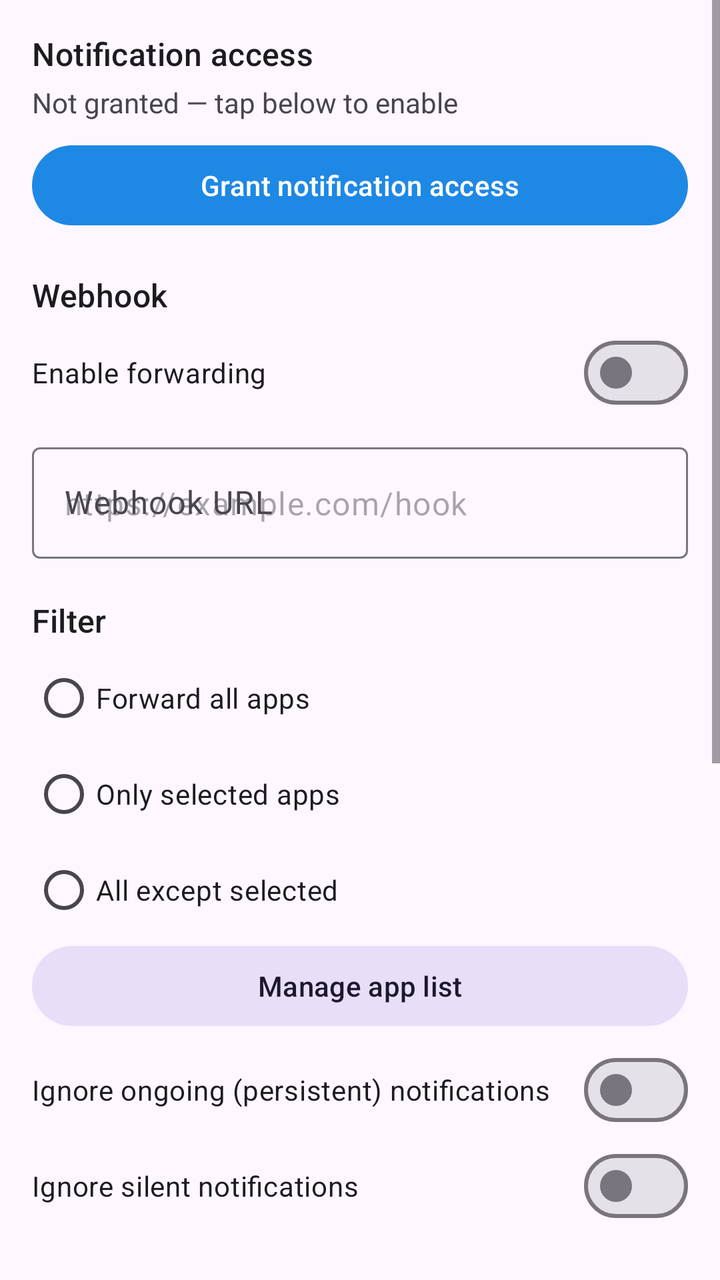
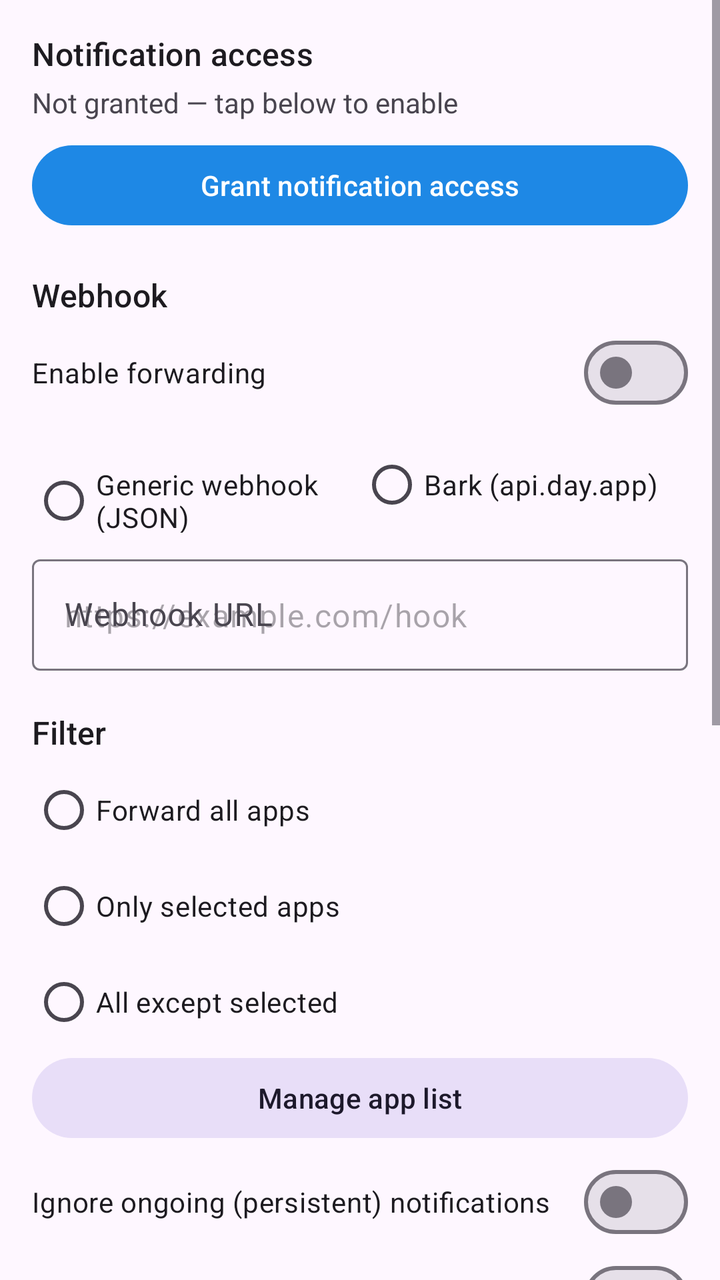

The first picture is an Android layout as it rendered before a commit; the second is the same layout after the commit. The layout source and the unified diff follow.
<!-- AndroidManifest.xml: application theme Theme.NotiShuttle -->
<!-- res/layout/activity_main.xml -->
<?xml version="1.0" encoding="utf-8"?>
<ScrollView xmlns:android="http://schemas.android.com/apk/res/android"
    xmlns:app="http://schemas.android.com/apk/res-auto"
    android:layout_width="match_parent"
    android:layout_height="match_parent"
    android:fillViewport="true">

    <LinearLayout
        android:layout_width="match_parent"
        android:layout_height="wrap_content"
        android:orientation="vertical"
        android:padding="16dp">

        
        <TextView
            android:layout_width="wrap_content"
            android:layout_height="wrap_content"
            android:text="@string/section_access"
            android:textAppearance="?attr/textAppearanceTitleMedium" />

        <TextView
            android:id="@+id/tvAccessStatus"
            android:layout_width="match_parent"
            android:layout_height="wrap_content"
            android:layout_marginTop="4dp"
            android:text="@string/access_status_denied" />

        <com.google.android.material.button.MaterialButton
            android:id="@+id/btnAccess"
            android:layout_width="match_parent"
            android:layout_height="wrap_content"
            android:layout_marginTop="8dp"
            android:text="@string/btn_grant_access" />

        
        <TextView
            android:layout_width="wrap_content"
            android:layout_height="wrap_content"
            android:layout_marginTop="20dp"
            android:text="@string/section_webhook"
            android:textAppearance="?attr/textAppearanceTitleMedium" />

        <com.google.android.material.materialswitch.MaterialSwitch
            android:id="@+id/switchEnabled"
            android:layout_width="match_parent"
            android:layout_height="wrap_content"
            android:layout_marginTop="4dp"
            android:text="@string/label_enabled" />

        <com.google.android.material.textfield.TextInputLayout
            android:id="@+id/tilUrl"
            style="@style/Widget.Material3.TextInputLayout.OutlinedBox"
            android:layout_width="match_parent"
            android:layout_height="wrap_content"
            android:layout_marginTop="8dp"
            android:hint="@string/label_webhook">

            <com.google.android.material.textfield.TextInputEditText
                android:id="@+id/editUrl"
                android:layout_width="match_parent"
                android:layout_height="wrap_content"
                android:hint="@string/hint_webhook"
                android:inputType="textUri"
                android:maxLines="2" />
        </com.google.android.material.textfield.TextInputLayout>

        
        <TextView
            android:layout_width="wrap_content"
            android:layout_height="wrap_content"
            android:layout_marginTop="20dp"
            android:text="@string/section_filter"
            android:textAppearance="?attr/textAppearanceTitleMedium" />

        <RadioGroup
            android:id="@+id/rgFilter"
            android:layout_width="match_parent"
            android:layout_height="wrap_content"
            android:layout_marginTop="4dp"
            android:orientation="vertical">

            <RadioButton
                android:id="@+id/rbAll"
                android:layout_width="match_parent"
                android:layout_height="wrap_content"
                android:text="@string/rb_all" />

            <RadioButton
                android:id="@+id/rbAllowlist"
                android:layout_width="match_parent"
                android:layout_height="wrap_content"
                android:text="@string/rb_allowlist" />

            <RadioButton
                android:id="@+id/rbBlocklist"
                android:layout_width="match_parent"
                android:layout_height="wrap_content"
                android:text="@string/rb_blocklist" />
        </RadioGroup>

        <com.google.android.material.button.MaterialButton
            android:id="@+id/btnManageApps"
            style="@style/Widget.Material3.Button.TonalButton"
            android:layout_width="match_parent"
            android:layout_height="wrap_content"
            android:text="@string/btn_manage_apps" />

        <com.google.android.material.materialswitch.MaterialSwitch
            android:id="@+id/switchIgnoreOngoing"
            android:layout_width="match_parent"
            android:layout_height="wrap_content"
            android:layout_marginTop="4dp"
            android:text="@string/label_ignore_ongoing" />

        <com.google.android.material.materialswitch.MaterialSwitch
            android:id="@+id/switchIgnoreSilent"
            android:layout_width="match_parent"
            android:layout_height="wrap_content"
            android:text="@string/label_ignore_silent" />

        
        <TextView
            android:layout_width="wrap_content"
            android:layout_height="wrap_content"
            android:layout_marginTop="20dp"
            android:text="@string/section_advanced"
            android:textAppearance="?attr/textAppearanceTitleMedium" />

        <com.google.android.material.textfield.TextInputLayout
            style="@style/Widget.Material3.TextInputLayout.OutlinedBox"
            android:layout_width="match_parent"
            android:layout_height="wrap_content"
            android:layout_marginTop="8dp"
            android:hint="@string/label_keyword">

            <com.google.android.material.textfield.TextInputEditText
                android:id="@+id/editKeyword"
                android:layout_width="match_parent"
                android:layout_height="wrap_content"
                android:hint="@string/hint_keyword"
                android:inputType="text" />
        </com.google.android.material.textfield.TextInputLayout>

        <com.google.android.material.textfield.TextInputLayout
            style="@style/Widget.Material3.TextInputLayout.OutlinedBox"
            android:layout_width="match_parent"
            android:layout_height="wrap_content"
            android:layout_marginTop="8dp"
            android:hint="@string/label_secret">

            <com.google.android.material.textfield.TextInputEditText
                android:id="@+id/editSecret"
                android:layout_width="match_parent"
                android:layout_height="wrap_content"
                android:hint="@string/hint_secret"
                android:inputType="text" />
        </com.google.android.material.textfield.TextInputLayout>

        <com.google.android.material.textfield.TextInputLayout
            style="@style/Widget.Material3.TextInputLayout.OutlinedBox"
            android:layout_width="match_parent"
            android:layout_height="wrap_content"
            android:layout_marginTop="8dp"
            android:hint="@string/label_headers">

            <com.google.android.material.textfield.TextInputEditText
                android:id="@+id/editHeaders"
                android:layout_width="match_parent"
                android:layout_height="wrap_content"
                android:hint="@string/hint_headers"
                android:inputType="textMultiLine"
                android:minLines="2" />
        </com.google.android.material.textfield.TextInputLayout>

        
        <TextView
            android:layout_width="wrap_content"
            android:layout_height="wrap_content"
            android:layout_marginTop="20dp"
            android:text="@string/section_actions"
            android:textAppearance="?attr/textAppearanceTitleMedium" />

        <com.google.android.material.button.MaterialButton
            android:id="@+id/btnTest"
            android:layout_width="match_parent"
            android:layout_height="wrap_content"
            android:layout_marginTop="4dp"
            android:text="@string/btn_test" />

        <TextView
            android:id="@+id/tvTestResult"
            android:layout_width="match_parent"
            android:layout_height="wrap_content"
            android:layout_marginTop="4dp"
            android:textSize="14sp" />

        <com.google.android.material.button.MaterialButton
            android:id="@+id/btnBattery"
            style="@style/Widget.Material3.Button.OutlinedButton"
            android:layout_width="match_parent"
            android:layout_height="wrap_content"
            android:layout_marginTop="8dp"
            android:text="@string/btn_battery" />

    </LinearLayout>
</ScrollView>
<!-- resources referenced by this layout -->
<resources>
  <string name="access_status_denied">Not granted — tap below to enable</string>
  <string name="btn_battery">Disable battery optimization</string>
  <string name="btn_grant_access">Grant notification access</string>
  <string name="btn_manage_apps">Manage app list</string>
  <string name="btn_test">Send test webhook</string>
  <string name="hint_headers">{"Authorization":"Bearer your-token"}</string>
  <string name="hint_keyword">Only forward notifications containing this text</string>
  <string name="hint_secret">HMAC-SHA256 secret for the X-NotiShuttle-Signature header</string>
  <string name="hint_webhook">https://example.com/hook</string>
  <string name="label_enabled">Enable forwarding</string>
  <string name="label_headers">Custom headers (JSON, optional)</string>
  <string name="label_ignore_ongoing">Ignore ongoing (persistent) notifications</string>
  <string name="label_ignore_silent">Ignore silent notifications</string>
  <string name="label_keyword">Keyword filter (optional)</string>
  <string name="label_secret">Signature secret (optional)</string>
  <string name="label_webhook">Webhook URL</string>
  <string name="rb_all">Forward all apps</string>
  <string name="rb_allowlist">Only selected apps</string>
  <string name="rb_blocklist">All except selected</string>
  <string name="section_access">Notification access</string>
  <string name="section_actions">Actions</string>
  <string name="section_advanced">Advanced</string>
  <string name="section_filter">Filter</string>
  <string name="section_webhook">Webhook</string>
  <style name="Theme.NotiShuttle" parent="Theme.Material3.DayNight.NoActionBar">
          <item name="colorPrimary">@color/primary</item>
          <item name="colorOnPrimary">@android:color/white</item>
          <item name="colorPrimaryContainer">@color/primary</item>
          <item name="colorOnPrimaryContainer">@android:color/white</item>
          <item name="colorSecondary">@color/accent</item>
          <item name="android:statusBarColor">@color/primary_dark</item>
      </style>
  <color name="primary">#1E88E5</color>
  <color name="accent">#26C6DA</color>
  <color name="primary_dark">#1565C0</color>
</resources>

<!-- the commit's change to res/layout/activity_main.xml (unified diff, before → after) -->
@@ -47,6 +47,28 @@
             android:layout_marginTop="4dp"
             android:text="@string/label_enabled" />
 
+        <RadioGroup
+            android:id="@+id/rgTarget"
+            android:layout_width="match_parent"
+            android:layout_height="wrap_content"
+            android:layout_marginTop="8dp"
+            android:orientation="horizontal">
+
+            <RadioButton
+                android:id="@+id/rbWebhook"
+                android:layout_width="0dp"
+                android:layout_height="wrap_content"
+                android:layout_weight="1"
+                android:text="@string/rb_webhook" />
+
+            <RadioButton
+                android:id="@+id/rbBark"
+                android:layout_width="0dp"
+                android:layout_height="wrap_content"
+                android:layout_weight="1"
+                android:text="@string/rb_bark" />
+        </RadioGroup>
+
         <com.google.android.material.textfield.TextInputLayout
             android:id="@+id/tilUrl"
             style="@style/Widget.Material3.TextInputLayout.OutlinedBox"
<!-- resource entries referenced after the edit -->
@@ -18,7 +18,9 @@
   <string name="label_webhook">Webhook URL</string>
   <string name="rb_all">Forward all apps</string>
   <string name="rb_allowlist">Only selected apps</string>
+  <string name="rb_bark">Bark (api.day.app)</string>
   <string name="rb_blocklist">All except selected</string>
+  <string name="rb_webhook">Generic webhook (JSON)</string>
   <string name="section_access">Notification access</string>
   <string name="section_actions">Actions</string>
   <string name="section_advanced">Advanced</string>
